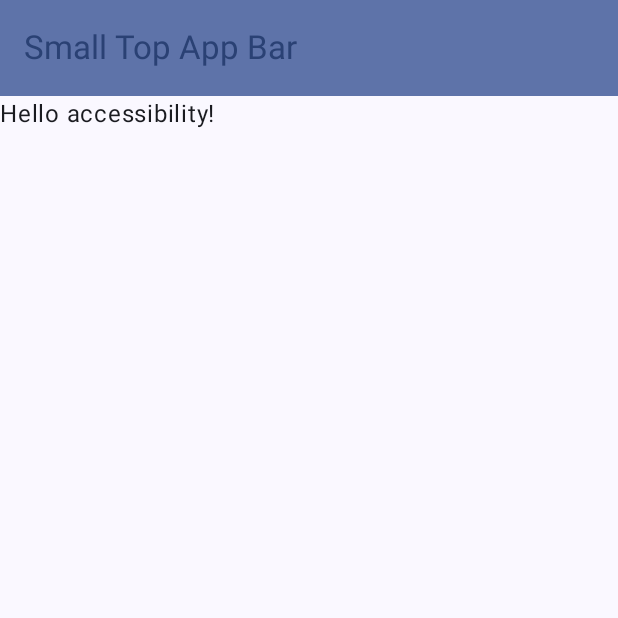
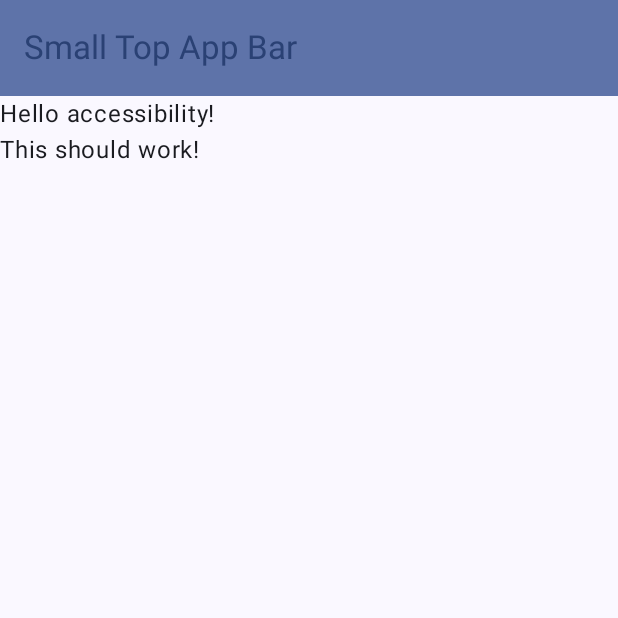
Before and after one commit to imprologic/shake-to-call-android, an Android app built with Jetpack Compose: the composable SmallTopAppBarExample shown on its own in the app's theme, on a phone screen of 412 x 824 dp, the top half of it. Run offline under Robolectric (Android 15) with nearby library versions, the phone set to English and light mode, and no system bars.

Commit message:
column layout

```diff
--- a/app/src/main/java/com/imprologic/shaketocall/MainActivity.kt
+++ b/app/src/main/java/com/imprologic/shaketocall/MainActivity.kt
@@ -3,7 +3,9 @@ package com.imprologic.shaketocall
 import android.os.Bundle
 import androidx.activity.ComponentActivity
 import androidx.activity.compose.setContent
+import androidx.compose.foundation.layout.Column
 import androidx.compose.foundation.layout.PaddingValues
+import androidx.compose.foundation.layout.fillMaxSize
 import androidx.compose.foundation.layout.padding
 import androidx.compose.material3.ExperimentalMaterial3Api
 import androidx.compose.material3.MaterialTheme
@@ -42,15 +44,34 @@ fun SmallTopAppBarExample() {
             )
         },
     ) { innerPadding ->
-        MessageCard(innerPadding)
+        MainLayout(innerPadding)
     }
 }
 
 
 @Composable
-fun MessageCard(innerPadding: PaddingValues) {
+fun MainLayout(innerPadding: PaddingValues) {
+    Column(
+        modifier = Modifier
+            .fillMaxSize()
+            .padding(innerPadding)
+    ) {
+        FirstWidget()
+        SecondWidget()
+    }
+}
+
+
+@Composable
+fun FirstWidget() {
     Text(
-        text = "Hello accessibility!",
-        modifier = Modifier.padding(innerPadding)
+        text = "Hello accessibility!"
     )
 }
+
+@Composable
+fun SecondWidget() {
+    Text(
+        text = "This should work!"
+    )
+}
```
